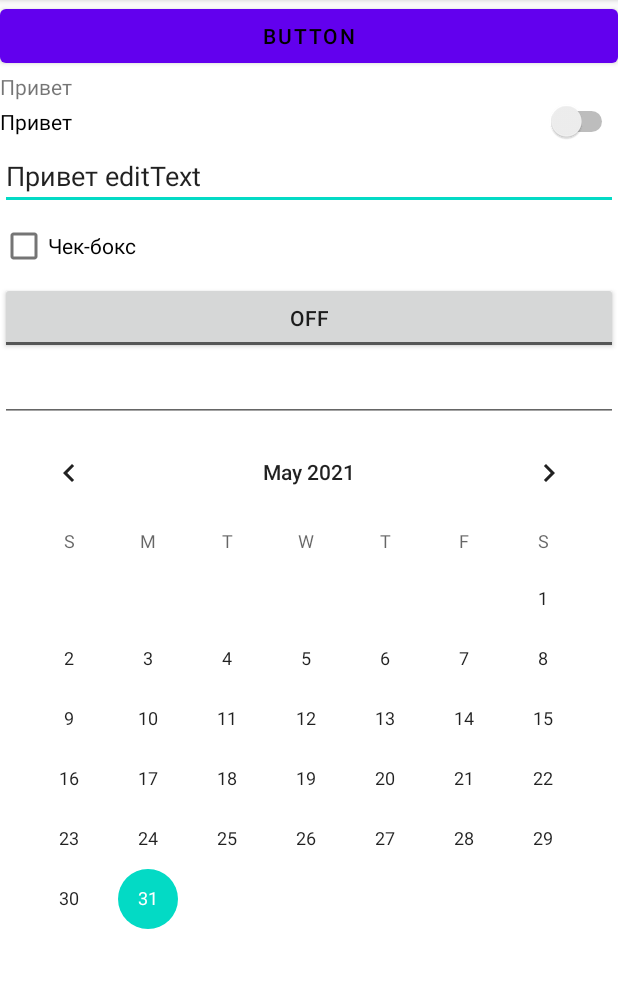
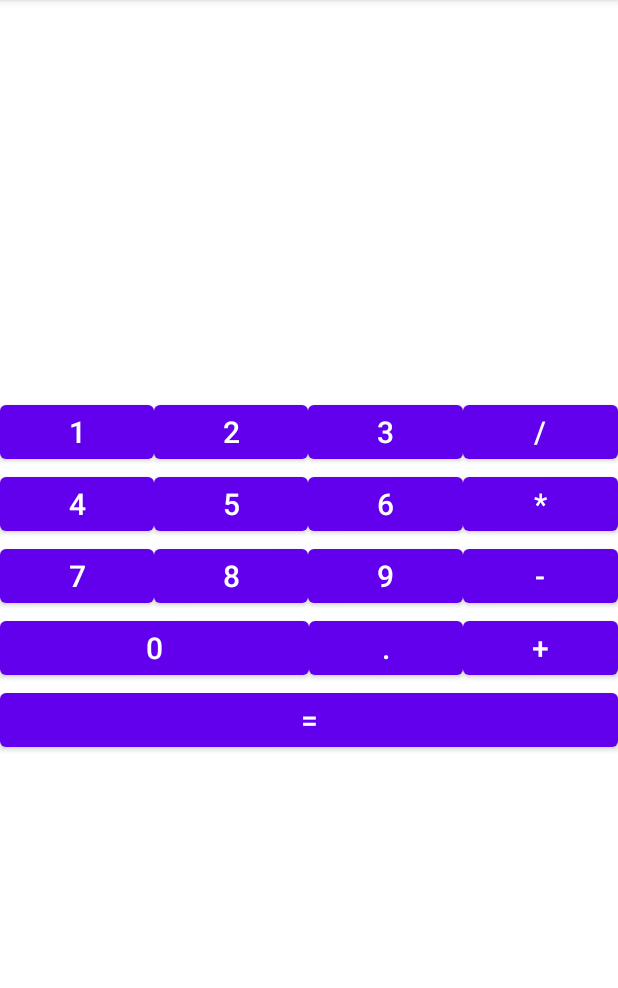
Before and after one commit to ivan-android/HomeWorkGB, an Android app: the screen it shows after launch (MainActivity), on a phone screen of 412 x 824 dp, the part 84-1072 px from its top. Run offline under Robolectric (Android 15) with nearby library versions, the phone set to English and light mode, and no system bars.

Commit message:
ДЗ №2

```diff
--- a/app/src/main/res/layout/activity_main.xml
+++ b/app/src/main/res/layout/activity_main.xml
@@ -1,51 +1,17 @@
 <?xml version="1.0" encoding="utf-8"?>
-<LinearLayout xmlns:android="http://schemas.android.com/apk/res/android"
+<FrameLayout xmlns:android="http://schemas.android.com/apk/res/android"
     xmlns:app="http://schemas.android.com/apk/res-auto"
     xmlns:tools="http://schemas.android.com/tools"
     android:layout_width="match_parent"
     android:layout_height="match_parent"
-    android:orientation="vertical"
     tools:context=".MainActivity">
 
-    <Button
+    <include
+        layout="@layout/activity_main_linear"
         android:layout_width="match_parent"
-        android:layout_height="wrap_content"
-        android:textColor="@color/black"
-        android:text="@string/button"/>
-
-    <TextView
-        android:layout_width="match_parent"
-        android:layout_height="wrap_content"
-        android:text="Привет"/>
-    <Switch
-        android:layout_width="match_parent"
-        android:layout_height="wrap_content"
-        android:text="Привет"/>
-    <EditText
-        android:layout_width="match_parent"
-        android:layout_height="wrap_content"
-        android:text="Привет editText"/>
-    <CheckBox
-        android:layout_width="match_parent"
-        android:layout_height="wrap_content"
-        android:text="Чек-бокс"/>
-    <ToggleButton
-        android:layout_width="match_parent"
-        android:layout_height="wrap_content"
-        android:text="Тогл"/>
-    <LinearLayout
-        android:layout_width="match_parent"
-        android:layout_height="wrap_content">
-        <EditText
-            android:layout_width="match_parent"
-            android:layout_height="wrap_content"
-            android:inputType="number"/>
-
-    </LinearLayout>
-    <CalendarView
-        android:layout_width="match_parent"
-        android:layout_height="wrap_content"/>
+        android:layout_height="match_parent" />
 
 
 
-</LinearLayout>
+
+</FrameLayout>
--- /dev/null
+++ b/app/src/main/res/layout/activity_main_linear.xml
@@ -0,0 +1,167 @@
+<?xml version="1.0" encoding="utf-8"?>
+<LinearLayout xmlns:android="http://schemas.android.com/apk/res/android"
+    android:orientation="vertical"
+    android:layout_width="match_parent"
+    android:layout_height="match_parent">
+    <Space
+        android:layout_width="match_parent"
+        android:layout_height="wrap_content"
+        android:layout_weight="1"/>
+    <LinearLayout
+        android:layout_width="match_parent"
+        android:layout_height="wrap_content"
+        android:orientation="horizontal">
+
+        <Button
+            android:id="@+id/button_1"
+            android:layout_width="0dp"
+            android:layout_height="wrap_content"
+            android:layout_weight="1"
+            android:text="@string/_1"
+            android:textSize="@dimen/button_text_size" />
+
+        <Button
+            android:id="@+id/button_2"
+            android:layout_width="0dp"
+            android:layout_height="wrap_content"
+            android:layout_weight="1"
+            android:text="@string/_2"
+            android:textSize="@dimen/button_text_size" />
+
+        <Button
+            android:id="@+id/button_3"
+            android:layout_width="0dp"
+            android:layout_height="wrap_content"
+            android:layout_weight="1"
+            android:text="@string/_3"
+            android:textSize="@dimen/button_text_size" />
+        <Button
+            android:id="@+id/button_div"
+            android:layout_width="0dp"
+            android:layout_height="wrap_content"
+            android:layout_weight="1"
+            android:text="@string/_div"
+            android:textSize="@dimen/button_text_size" />
+    </LinearLayout>
+    <LinearLayout
+        android:layout_width="match_parent"
+        android:layout_height="wrap_content"
+        android:orientation="horizontal">
+
+        <Button
+            android:id="@+id/button_4"
+            android:layout_width="0dp"
+            android:layout_height="wrap_content"
+            android:layout_weight="1"
+            android:text="@string/_4"
+            android:textSize="@dimen/button_text_size" />
+
+        <Button
+            android:id="@+id/button_5"
+            android:layout_width="0dp"
+            android:layout_height="wrap_content"
+            android:layout_weight="1"
+            android:text="@string/_5"
+            android:textSize="@dimen/button_text_size" />
+
+        <Button
+            android:id="@+id/button_6"
+            android:layout_width="0dp"
+            android:layout_height="wrap_content"
+            android:layout_weight="1"
+            android:text="@string/_6"
+            android:textSize="@dimen/button_text_size" />
+        <Button
+            android:id="@+id/button_mult"
+            android:layout_width="0dp"
+            android:layout_height="wrap_content"
+            android:layout_weight="1"
+            android:text="@string/_mult"
+            android:textSize="@dimen/button_text_size" />
+    </LinearLayout>
+    <LinearLayout
+        android:layout_width="match_parent"
+        android:layout_height="wrap_content"
+        android:orientation="horizontal">
+
+        <Button
+            android:id="@+id/button_7"
+            android:layout_width="0dp"
+            android:layout_height="wrap_content"
+            android:layout_weight="1"
+            android:text="@string/_7"
+            android:textSize="@dimen/button_text_size" />
+
+        <Button
+            android:id="@+id/button_8"
+            android:layout_width="0dp"
+            android:layout_height="wrap_content"
+            android:layout_weight="1"
+            android:text="@string/_8"
+            android:textSize="@dimen/button_text_size" />
+
+        <Button
+            android:id="@+id/button_9"
+            android:layout_width="0dp"
+            android:layout_height="wrap_content"
+            android:layout_weight="1"
+            android:text="@string/_9"
+            android:textSize="@dimen/button_text_size" />
+        <Button
+            android:id="@+id/button_differ"
+            android:layout_width="0dp"
+            android:layout_height="wrap_content"
+            android:layout_weight="1"
+            android:text="@string/_diff"
+            android:textSize="@dimen/button_text_size" />
+    </LinearLayout>
+    <LinearLayout
+        android:layout_width="match_parent"
+        android:layout_height="wrap_content"
+        android:orientation="horizontal">
+
+        <Button
+            android:id="@+id/button_0"
+            android:layout_width="0dp"
+            android:layout_height="wrap_content"
+            android:layout_weight="2"
+            android:text="@string/_0"
+            android:textSize="@dimen/button_text_size" />
+
+        <Button
+            android:id="@+id/button_point"
+            android:layout_width="0dp"
+            android:layout_height="wrap_content"
+            android:layout_weight="1"
+            android:text="@string/_point"
+            android:textSize="@dimen/button_text_size" />
+        <Button
+            android:id="@+id/button_sum"
+            android:layout_width="0dp"
+            android:layout_height="wrap_content"
+            android:layout_weight="1"
+            android:text="@string/_sum"
+            android:textSize="@dimen/button_text_size" />
+    </LinearLayout>
+    <LinearLayout
+        android:layout_width="match_parent"
+        android:layout_height="wrap_content"
+        android:orientation="horizontal">
+
+        <Button
+            android:id="@+id/button_res"
+            android:layout_width="0dp"
+            android:layout_height="wrap_content"
+            android:layout_weight="2"
+            android:text="@string/_res"
+            android:textSize="@dimen/button_text_size" />
+
+
+    </LinearLayout>
+    <Space
+        android:layout_width="match_parent"
+        android:layout_height="wrap_content"
+        android:layout_weight="1" />
+
+
+</LinearLayout>
--- /dev/null
+++ b/app/src/main/res/values/dimens.xml
@@ -0,0 +1,4 @@
+<?xml version="1.0" encoding="utf-8"?>
+<resources>
+    <dimen name="button_text_size">20dp</dimen>
+</resources>
--- a/app/src/main/res/values/strings.xml
+++ b/app/src/main/res/values/strings.xml
@@ -1,6 +1,22 @@
 <resources>
     <string name="app_name">HomeWorkGB</string>
     <string name="button">Button</string>
+    <string name="_1">1</string>
+    <string name="_2">2</string>
+    <string name="_3">3</string>
+    <string name="_4">4</string>
+    <string name="_5">5</string>
+    <string name="_6">6</string>
+    <string name="_7">7</string>
+    <string name="_8">8</string>
+    <string name="_9">9</string>
+    <string name="_0">0</string>
+    <string name="_point">.</string>
+    <string name="_div">/</string>
+    <string name="_mult">*</string>
+    <string name="_diff">-</string>
+    <string name="_sum">+</string>
+    <string name="_res">=</string>
 
 
 </resources>
--- /dev/null
+++ b/build.gradle
@@ -0,0 +1,25 @@
+// Top-level build file where you can add configuration options common to all sub-projects/modules.
+buildscript {
+    repositories {
+        google()
+        mavenCentral()
+    }
+    dependencies {
+        classpath "com.android.tools.build:gradle:4.2.1"
+
+        // NOTE: Do not place your application dependencies here; they belong
+        // in the individual module build.gradle files
+    }
+}
+
+allprojects {
+    repositories {
+        google()
+        mavenCentral()
+        jcenter() // Warning: this repository is going to shut down soon
+    }
+}
+
+task clean(type: Delete) {
+    delete rootProject.buildDir
+}
--- /dev/null
+++ b/gradle.properties
@@ -0,0 +1,17 @@
+# Project-wide Gradle settings.
+# IDE (e.g. Android Studio) users:
+# Gradle settings configured through the IDE *will override*
+# any settings specified in this file.
+# For more details on how to configure your build environment visit
+# http://www.gradle.org/docs/current/userguide/build_environment.html
+# Specifies the JVM arguments used for the daemon process.
+# The setting is particularly useful for tweaking memory settings.
+org.gradle.jvmargs=-Xmx2048m -Dfile.encoding=UTF-8
+# When configured, Gradle will run in incubating parallel mode.
+# This option should only be used with decoupled projects. More details, visit
+# http://www.gradle.org/docs/current/userguide/multi_project_builds.html#sec:decoupled_projects
+# org.gradle.parallel=true
+# AndroidX package structure to make it clearer which packages are bundled with the
+# Android operating system, and which are packaged with your app"s APK
+# https://developer.android.com/topic/libraries/support-library/androidx-rn
+android.useAndroidX=true
--- /dev/null
+++ b/settings.gradle
@@ -0,0 +1,2 @@
+rootProject.name = "HomeWorkGB"
+include ':app'
```
Also changed, not shown: gradle/wrapper/gradle-wrapper.properties (added), 4 other files.
